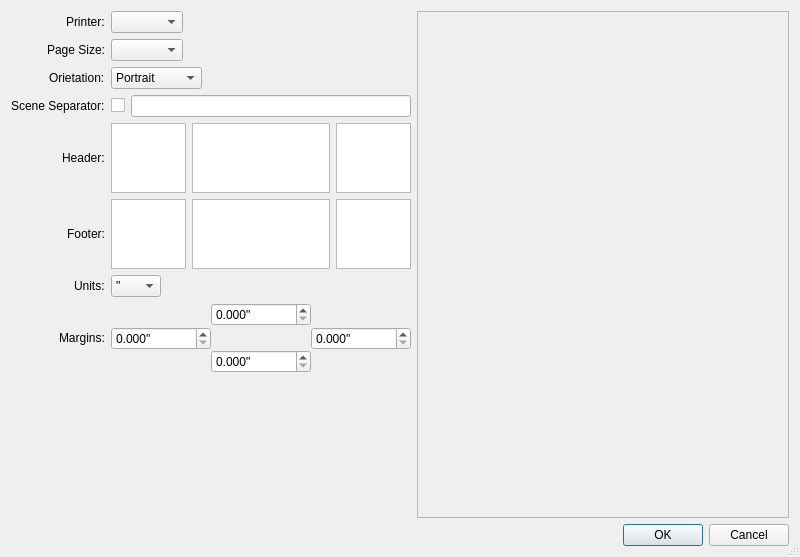
Before: the Qt Designer form PageSetupDialog.ui in ldraconus/TextSmith2, drawn with Qt 5.
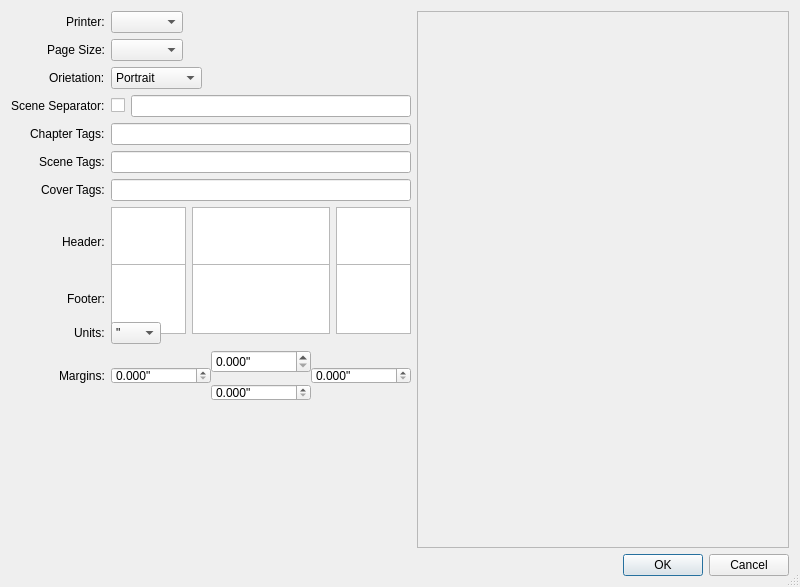
After: the same form once the commit is applied. Icons and pictures are not drawn.

```diff
--- a/PageSetupDialog.ui
+++ b/PageSetupDialog.ui
@@ -10,7 +10,7 @@
     <x>0</x>
     <y>0</y>
     <width>800</width>
-    <height>557</height>
+    <height>587</height>
    </rect>
   </property>
   <property name="windowTitle">
@@ -255,7 +255,7 @@
               </layout>
              </widget>
             </item>
-            <item row="4" column="0">
+            <item row="7" column="0">
              <widget class="QLabel" name="label">
               <property name="sizePolicy">
                <sizepolicy hsizetype="Preferred" vsizetype="Minimum">
@@ -274,7 +274,7 @@
               </property>
              </widget>
             </item>
-            <item row="4" column="1">
+            <item row="7" column="1">
              <widget class="QFrame" name="headerFrame">
               <property name="sizePolicy">
                <sizepolicy hsizetype="Expanding" vsizetype="Expanding">
@@ -391,7 +391,7 @@
               </layout>
              </widget>
             </item>
-            <item row="5" column="0">
+            <item row="8" column="0">
              <widget class="QLabel" name="label_2">
               <property name="minimumSize">
                <size>
@@ -404,7 +404,7 @@
               </property>
              </widget>
             </item>
-            <item row="5" column="1">
+            <item row="8" column="1">
              <widget class="QFrame" name="footerFrame">
               <property name="sizePolicy">
                <sizepolicy hsizetype="Expanding" vsizetype="Expanding">
@@ -518,14 +518,14 @@
               </layout>
              </widget>
             </item>
-            <item row="6" column="0">
+            <item row="9" column="0">
              <widget class="QLabel" name="label_3">
               <property name="text">
                <string>Units:</string>
               </property>
              </widget>
             </item>
-            <item row="6" column="1">
+            <item row="9" column="1">
              <widget class="QComboBox" name="unitsComboBox">
               <item>
                <property name="text">
@@ -554,7 +554,7 @@
               </item>
              </widget>
             </item>
-            <item row="7" column="0">
+            <item row="10" column="0">
              <widget class="QLabel" name="label_7">
               <property name="minimumSize">
                <size>
@@ -567,7 +567,7 @@
               </property>
              </widget>
             </item>
-            <item row="7" column="1">
+            <item row="10" column="1">
              <widget class="QFrame" name="marginFrame">
               <property name="frameShape">
                <enum>QFrame::Shape::NoFrame</enum>
@@ -859,6 +859,36 @@
               </layout>
              </widget>
             </item>
+            <item row="4" column="0">
+             <widget class="QLabel" name="label_6">
+              <property name="text">
+               <string>Chapter Tags:</string>
+              </property>
+             </widget>
+            </item>
+            <item row="4" column="1">
+             <widget class="QLineEdit" name="chapterTagsLineEdit"/>
+            </item>
+            <item row="5" column="0">
+             <widget class="QLabel" name="label_10">
+              <property name="text">
+               <string>Scene Tags:</string>
+              </property>
+             </widget>
+            </item>
+            <item row="5" column="1">
+             <widget class="QLineEdit" name="sceneTagsLineEdit"/>
+            </item>
+            <item row="6" column="0">
+             <widget class="QLabel" name="label_11">
+              <property name="text">
+               <string>Cover Tags:</string>
+              </property>
+             </widget>
+            </item>
+            <item row="6" column="1">
+             <widget class="QLineEdit" name="coverTagsLineEdit"/>
+            </item>
            </layout>
           </widget>
          </item>
```
